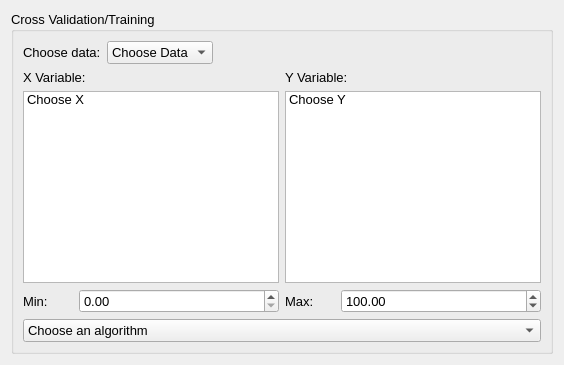
Above: ui/CrossValidation.ui from tisaconundrum2/PySAT-GUI before the change. Below: the same form after it.
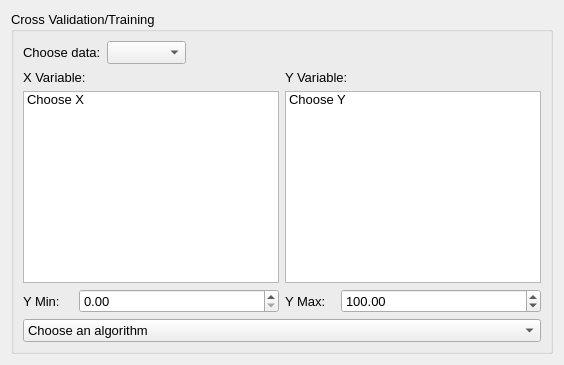
That is the form after the change.

Commit message: Adding more descriptive titling

```diff
--- a/ui/CrossValidation.ui
+++ b/ui/CrossValidation.ui
@@ -40,16 +40,6 @@
             <height>20</height>
            </size>
           </property>
-          <item>
-           <property name="text">
-            <string>Choose Data</string>
-           </property>
-          </item>
-          <item>
-           <property name="text">
-            <string>Known Data</string>
-           </property>
-          </item>
          </widget>
         </item>
         <item>
@@ -164,7 +154,7 @@
            </size>
           </property>
           <property name="text">
-           <string>Min:</string>
+           <string>Y Min:</string>
           </property>
          </widget>
         </item>
@@ -184,7 +174,7 @@
            </size>
           </property>
           <property name="text">
-           <string>Max:</string>
+           <string>Y Max:</string>
           </property>
          </widget>
         </item>
```
The commit also changes 1 other file.
